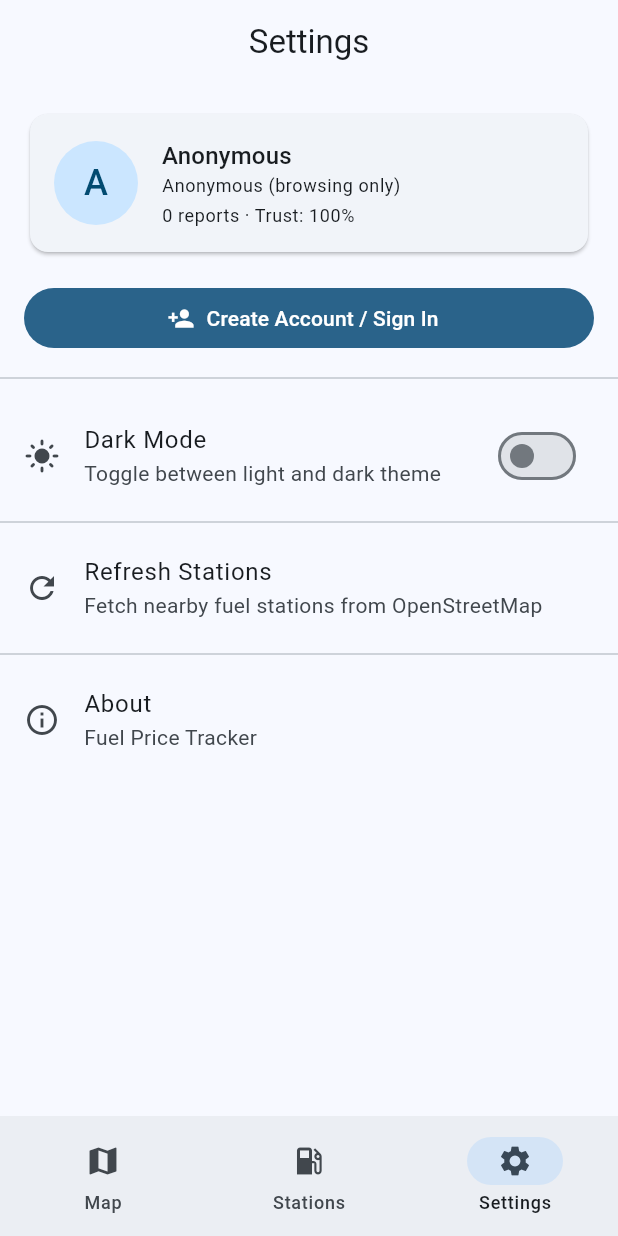
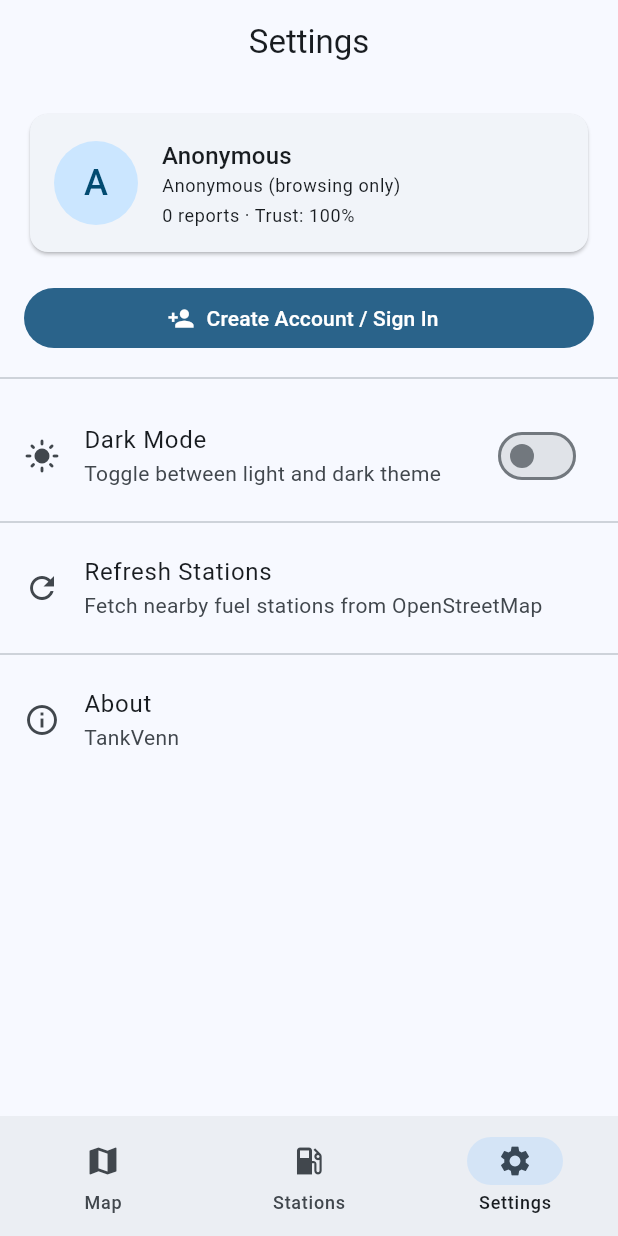
Before and after one commit to Drivstoffpriser/Drivstoffpriser-App, a Flutter app: the screen it shows after launch, item 3 of the bottom bar chosen, on a phone screen of 412 x 824 dp. Run offline on Flutter 3.47's test engine with Material 3 defaults, Android fonts, the phone set to English and light mode, and no system bars; our stand-ins replace cloud_firestore, firebase_auth, firebase_core, fl_chart, flutter_map, geolocator and 4 more; accounts and stored records are empty; network calls fail; statements that could not run were skipped.

Commit message:
Kan 6 need to select app icon (#3)
* Update app branding to TankVenn and add logo

* add flutter files to .gitignore

* Reverted bug report feature

---------

Co-authored-by: Tsotne Karchava <tsotne.karchava@nofence.no>

```diff
--- a/lib/app.dart
+++ b/lib/app.dart
@@ -18,7 +18,7 @@ class App extends StatelessWidget {
     final isDark = context.watch<UserProvider>().isDarkMode;
 
     return MaterialApp(
-      title: 'Fuel Price Tracker',
+      title: 'TankVenn',
       debugShowCheckedModeBanner: false,
       theme: AppTheme.lightTheme,
       darkTheme: AppTheme.darkTheme,
--- a/lib/config/constants.dart
+++ b/lib/config/constants.dart
@@ -3,7 +3,7 @@ import 'package:latlong2/latlong.dart';
 class AppConstants {
   AppConstants._();
 
-  static const String appName = 'Fuel Price Tracker';
+  static const String appName = 'TankVenn';
   static const String currencyCode = 'NOK';
   static const String currencySymbol = 'kr';
 
```
Also changed, not shown: assets/logos/Logo.png (added), 2 other files.
